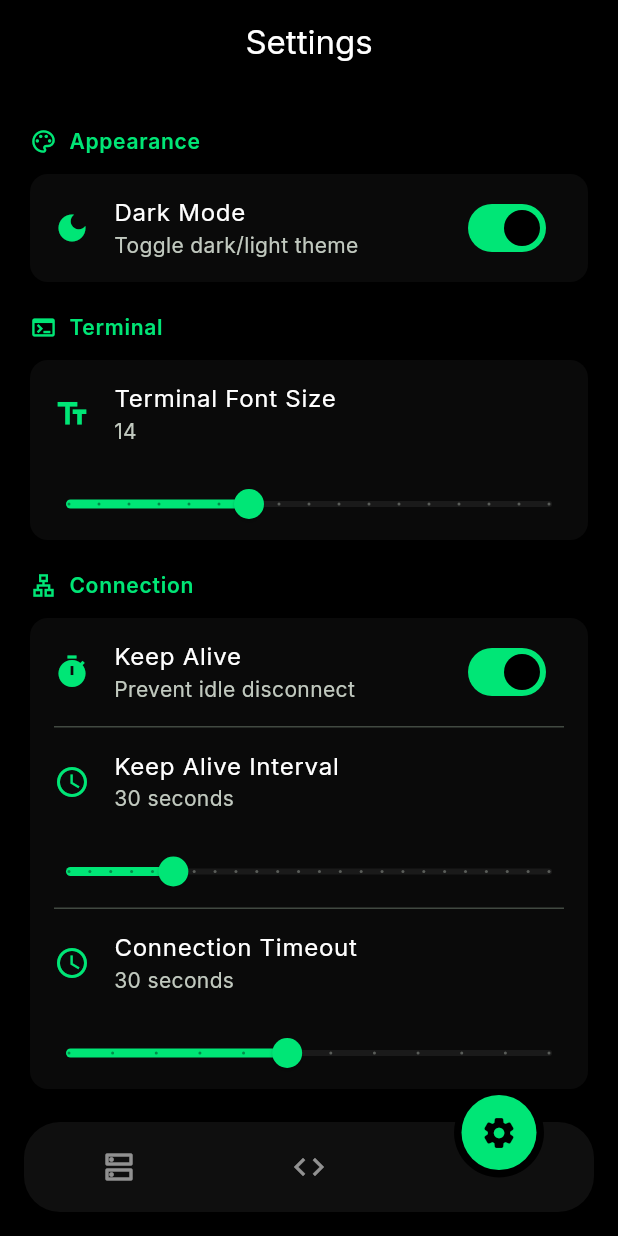
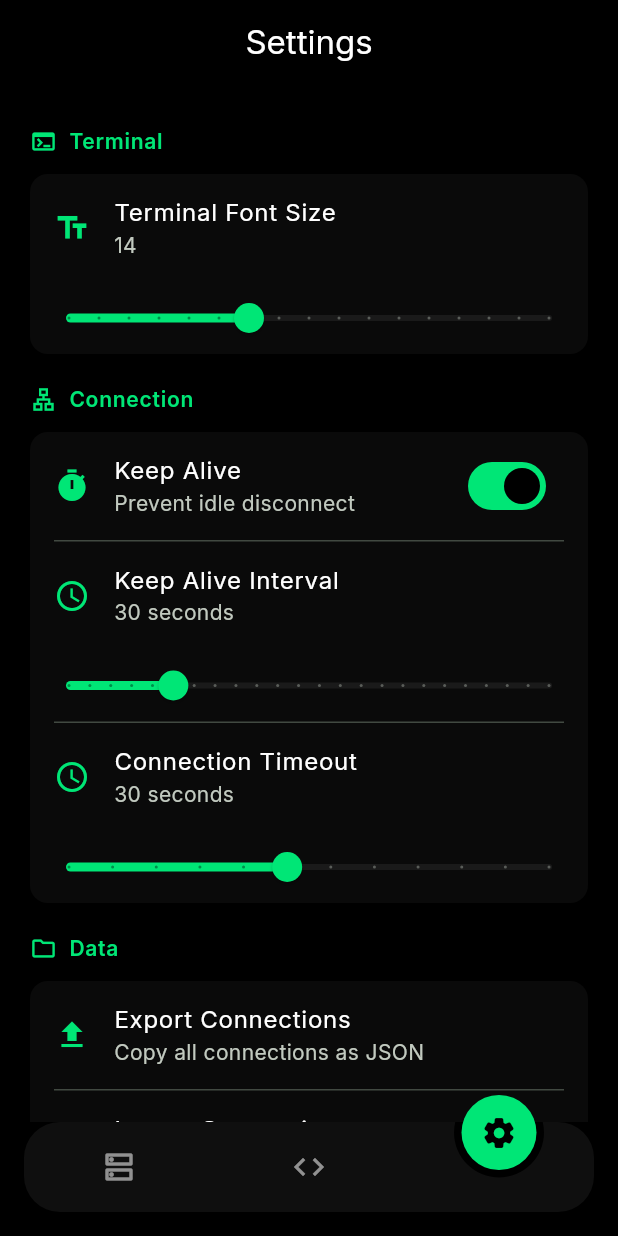
Before and after one commit to rudra-sah00/ssh-client, a Flutter app: the screen it shows after launch, swiped to page 3, on a phone screen of 412 x 824 dp. Run offline on Flutter 3.47's test engine with Material 3 defaults, Android fonts, the phone set to English and light mode, and no system bars; drawn by our look-alikes of circle_nav_bar; our stand-ins replace flex_color_scheme, flutter_animate, flutter_riverpod, flutter_secure_storage, freezed_annotation, google_fonts; missing offline and left inert: dartssh2, xterm.

Commit message:
chore: remove dark mode toggle, force pure black only

```diff
--- a/lib/data/models/settings/settings_model.dart
+++ b/lib/data/models/settings/settings_model.dart
@@ -6,7 +6,6 @@ part 'settings_model.g.dart';
 @freezed
 class SettingsModel with _$SettingsModel {
   const factory SettingsModel({
-    @Default(true) bool darkMode,
     @Default(14.0) double terminalFontSize,
     @Default(true) bool keepAlive,
     @Default(30) int keepAliveInterval,
--- a/lib/main.dart
+++ b/lib/main.dart
@@ -2,25 +2,22 @@ import 'package:flutter/material.dart';
 import 'package:flutter_riverpod/flutter_riverpod.dart';
 import 'package:ssh_client/core/router/app_router.dart';
 import 'package:ssh_client/core/theme/app_theme.dart';
-import 'package:ssh_client/data/providers/providers.dart';
 
 void main() {
   WidgetsFlutterBinding.ensureInitialized();
   runApp(const ProviderScope(child: SSHClientApp()));
 }
 
-class SSHClientApp extends ConsumerWidget {
+class SSHClientApp extends StatelessWidget {
   const SSHClientApp({super.key});
 
   @override
-  Widget build(BuildContext context, WidgetRef ref) {
-    final isDark = ref.watch(settingsProvider.select((s) => s.darkMode));
+  Widget build(BuildContext context) {
     return MaterialApp(
       title: 'SSH Client',
       debugShowCheckedModeBanner: false,
-      theme: AppTheme.light,
-      darkTheme: AppTheme.dark,
-      themeMode: isDark ? ThemeMode.dark : ThemeMode.light,
+      theme: AppTheme.dark,
+      themeMode: ThemeMode.dark,
       onGenerateRoute: AppRouter.onGenerateRoute,
       initialRoute: AppRouter.home,
     );
--- a/lib/presentation/screens/settings/settings_screen.dart
+++ b/lib/presentation/screens/settings/settings_screen.dart
@@ -19,20 +19,6 @@ class SettingsScreen extends ConsumerWidget {
       body: ListView(
         padding: const EdgeInsets.symmetric(horizontal: 16, vertical: 12),
         children: [
-          // — Appearance —
-          _SectionHeader(icon: Icons.palette_outlined, title: 'Appearance'),
-          _SectionCard(
-            children: [
-              SwitchListTile(
-                title: const Text('Dark Mode'),
-                subtitle: const Text('Toggle dark/light theme'),
-                secondary: Icon(Icons.dark_mode, color: colors.primary),
-                value: settings.darkMode,
-                onChanged: (v) => notifier.update(settings.copyWith(darkMode: v)),
-              ),
-            ],
-          ),
-
           // — Terminal —
           _SectionHeader(icon: Icons.terminal_outlined, title: 'Terminal'),
           _SectionCard(
```
Also changed, not shown: lib/data/models/settings/settings_model.freezed.dart, lib/data/models/settings/settings_model.g.dart.
